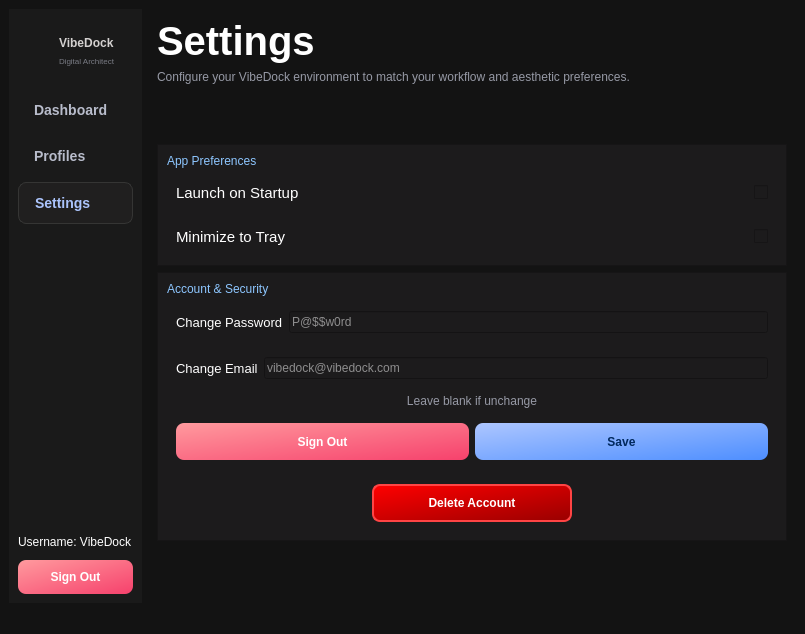
Above: settings.ui from 2012hhh2012/final-app-project before the change. Below: the same form after it.
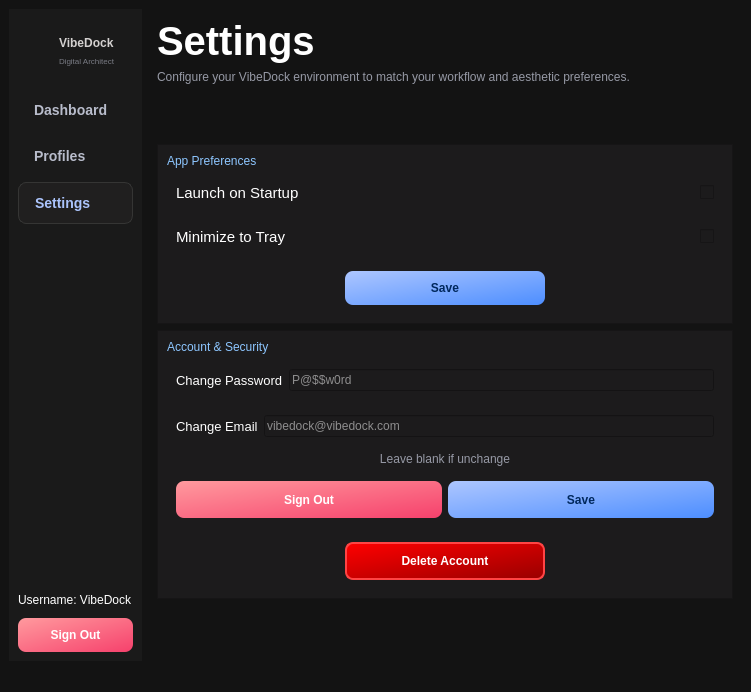
That is the form after the change. Icons and pictures are not drawn.

```diff
--- a/settings.ui
+++ b/settings.ui
@@ -6,8 +6,8 @@
    <rect>
     <x>0</x>
     <y>0</y>
-    <width>805</width>
-    <height>634</height>
+    <width>751</width>
+    <height>692</height>
    </rect>
   </property>
   <property name="windowTitle">
@@ -404,6 +404,85 @@
             </layout>
            </widget>
           </item>
+          <item>
+           <widget class="QWidget" name="widget_11" native="true">
+            <layout class="QHBoxLayout" name="horizontalLayout_9">
+             <item>
+              <spacer name="horizontalSpacer_5">
+               <property name="orientation">
+                <enum>Qt::Horizontal</enum>
+               </property>
+               <property name="sizeType">
+                <enum>QSizePolicy::Fixed</enum>
+               </property>
+               <property name="sizeHint" stdset="0">
+                <size>
+                 <width>70</width>
+                 <height>16</height>
+                </size>
+               </property>
+              </spacer>
+             </item>
+             <item>
+              <widget class="QPushButton" name="btnAppSave">
+               <property name="maximumSize">
+                <size>
+                 <width>200</width>
+                 <height>16777215</height>
+                </size>
+               </property>
+               <property name="font">
+                <font>
+                 <pointsize>9</pointsize>
+                 <weight>75</weight>
+                 <bold>true</bold>
+                </font>
+               </property>
+               <property name="styleSheet">
+                <string notr="true">QPushButton {
+    background: qlineargradient(x1:0, y1:0, x2:1, y2:1, stop:0 #adc6ff, stop:1 #4d8eff);
+    color: #00285d;
+    font-weight: bold;
+    border-radius: 8px;
+    padding: 10px;
+    border: none;
+}
+
+QPushButton:hover {
+    background: qlineargradient(x1:0, y1:0, x2:1, y2:1, stop:0 #c2d5ff, stop:1 #66a1ff);
+    color: #001a3d;
+}
+
+QPushButton:pressed {
+    background: qlineargradient(x1:0, y1:0, x2:1, y2:1, stop:0 #8aa9ff, stop:1 #3b76e0);
+    padding-left: 12px;
+    padding-top: 12px;
+}</string>
+               </property>
+               <property name="text">
+                <string>Save</string>
+               </property>
+              </widget>
+             </item>
+             <item>
+              <spacer name="horizontalSpacer_6">
+               <property name="orientation">
+                <enum>Qt::Horizontal</enum>
+               </property>
+               <property name="sizeType">
+                <enum>QSizePolicy::Fixed</enum>
+               </property>
+               <property name="sizeHint" stdset="0">
+                <size>
+                 <width>70</width>
+                 <height>16</height>
+                </size>
+               </property>
+              </spacer>
+             </item>
+            </layout>
+           </widget>
+          </item>
          </layout>
         </widget>
        </item>
@@ -621,6 +700,13 @@
                  <height>16777215</height>
                 </size>
                </property>
+               <property name="font">
+                <font>
+                 <pointsize>9</pointsize>
+                 <weight>75</weight>
+                 <bold>true</bold>
+                </font>
+               </property>
                <property name="styleSheet">
                 <string notr="true">QPushButton {
     background: qlineargradient(x1:0, y1:0, x2:1, y2:1, stop:0 #ff0000, stop:0.5 #cc0000, stop:1 #990000);
```
Left out of the diff: 15 changed lines with no effect on the pictures.
